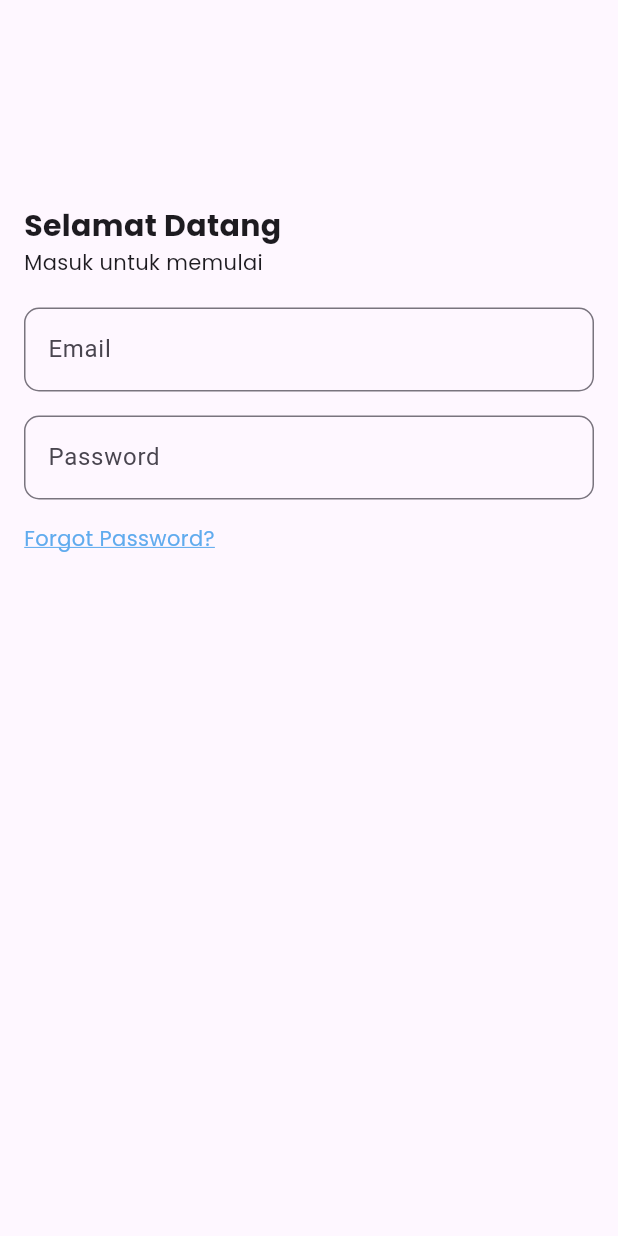
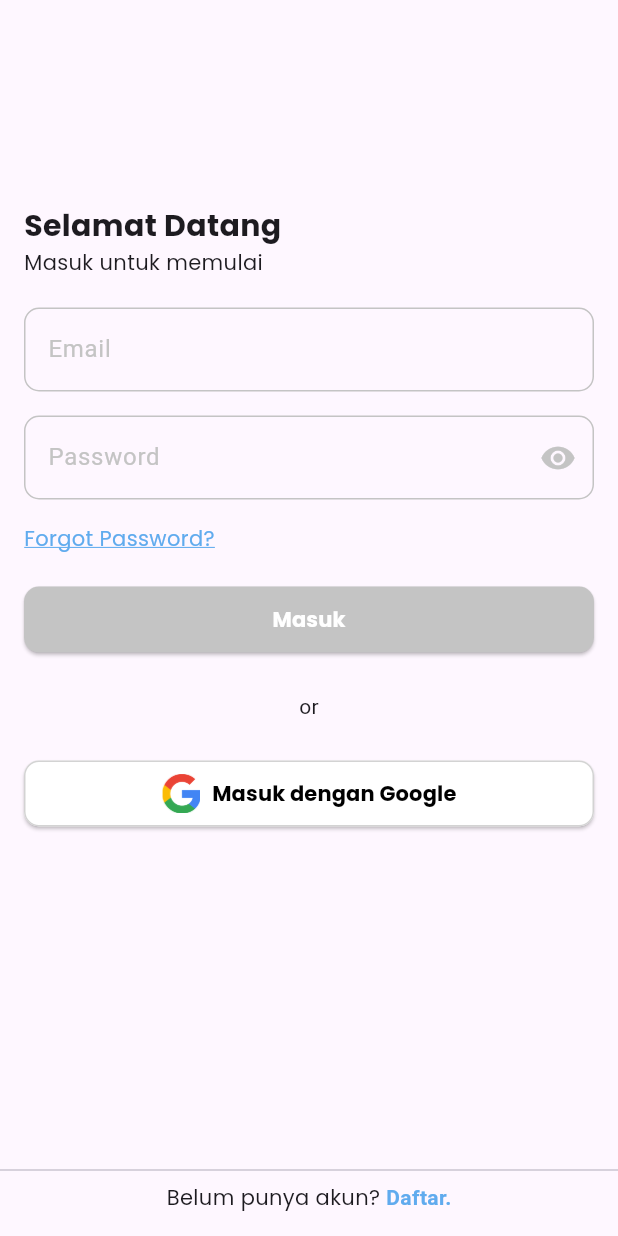
Before and after one commit to alfathoshi/team13_motionhack, a Flutter app: the screen it shows after launch, on a phone screen of 412 x 824 dp. Run offline on Flutter 3.47's test engine with Material 3 defaults, Android fonts, the phone set to English and light mode, and no system bars; our stand-ins replace firebase_core, get, google_fonts; accounts and stored records are empty.

Commit message:
sign-in page (slicing done)

```diff
--- a/lib/app/modules/sign_in/views/sign_in_view.dart
+++ b/lib/app/modules/sign_in/views/sign_in_view.dart
@@ -1,4 +1,5 @@
 import 'package:flutter/material.dart';
+import 'package:flutter/widgets.dart';
 
 import 'package:get/get.dart';
 import 'package:google_fonts/google_fonts.dart';
@@ -9,7 +10,11 @@ class SignInView extends GetView<SignInController> {
   @override
   Widget build(BuildContext context) {
     return Scaffold(
-      body: Padding(
+      resizeToAvoidBottomInset: false,
+      body: Column(
+        children: [
+          Expanded(
+            child: Padding(
               padding: const EdgeInsets.all(16.0),
               child: Column(
                 crossAxisAlignment: CrossAxisAlignment.start,
@@ -37,6 +42,10 @@ class SignInView extends GetView<SignInController> {
                     controller: TextEditingController(),
                     decoration: InputDecoration(
                       hintText: 'Email',
+                      hintStyle: const TextStyle(color: Color(0xFFc4c4c4)),
+                      enabledBorder: OutlineInputBorder(
+                          borderRadius: BorderRadius.circular(10),
+                          borderSide: const BorderSide(color: Color(0xFFc4c4c4))),
                       border: OutlineInputBorder(
                         borderRadius: BorderRadius.circular(10),
                       ),
@@ -49,6 +58,12 @@ class SignInView extends GetView<SignInController> {
                     controller: TextEditingController(),
                     decoration: InputDecoration(
                       hintText: 'Password',
+                      hintStyle: const TextStyle(color: Color(0xFFc4c4c4)),
+                      suffixIcon: const Icon(Icons.remove_red_eye),
+                      suffixIconColor: const Color(0xFFc4c4c4),
+                      enabledBorder: OutlineInputBorder(
+                          borderRadius: BorderRadius.circular(10),
+                          borderSide: const BorderSide(color: Color(0xFFc4c4c4))),
                       border: OutlineInputBorder(
                         borderRadius: BorderRadius.circular(10),
                       ),
@@ -67,12 +82,91 @@ class SignInView extends GetView<SignInController> {
                       ),
                     ),
                   ),
-            SizedBox(
+                  const SizedBox(
                     height: 20,
+                  ),
+                  ElevatedButton(
+                    onPressed: () {},
+                    style: ElevatedButton.styleFrom(
+                        backgroundColor: const Color(0xFFc4c4c4),
+                        foregroundColor: Colors.white,
+                        minimumSize: const Size(
+                          double.infinity,
+                          44,
+                        ),
+                        shape: RoundedRectangleBorder(
+                            borderRadius: BorderRadius.circular(10))),
+                    child: Text(
+                      'Masuk',
+                      style: GoogleFonts.poppins(fontWeight: FontWeight.bold),
+                    ),
+                  ),
+                  const SizedBox(
+                    height: 24,
+                  ),
+                  const Center(child: Text('or')),
+                  const SizedBox(
+                    height: 24,
+                  ),
+                  ElevatedButton(
+                    onPressed: () {},
+                    style: ElevatedButton.styleFrom(
+                      backgroundColor: Colors.white,
+                      foregroundColor: Colors.black,
+                      minimumSize: const Size(
+                        double.infinity,
+                        44,
+                      ),
+                      shape: RoundedRectangleBorder(
+                          borderRadius: BorderRadius.circular(10),
+                          side: const BorderSide(color: Color(0xFFd3d3d3))),
+                    ),
+                    child: Row(
+                      mainAxisAlignment: MainAxisAlignment.center,
+                      children: [
+                        Image.asset(
+                          'assets/icons/google.png',
+                          scale: 3,
+                        ),
+                        const SizedBox(
+                          width: 8,
+                        ),
+                        Text(
+                          'Masuk dengan Google',
+                          style:
+                              GoogleFonts.poppins(fontWeight: FontWeight.bold),
                         ),
                       ],
                     ),
                   ),
+                ],
+              ),
+            ),
+          ),
+          Padding(
+            padding: const EdgeInsets.symmetric(vertical: 16),
+            child: Column(
+              children: [
+                const Divider(),
+                Text.rich(
+                  TextSpan(
+                    text: "Belum punya akun? ",
+                    style: GoogleFonts.poppins(),
+                    children: const [
+                      TextSpan(
+                        text: "Daftar.",
+                        style: TextStyle(
+                            color: Color(0xff60ABEE),
+                            fontWeight: FontWeight.bold),
+                      ),
+                    ],
+                  ),
+                ),
+              ],
+            ),
+          )
+        ],
+      ),
     );
   }
 }
--- a/pubspec.yaml
+++ b/pubspec.yaml
@@ -20,3 +20,6 @@ dev_dependencies:
 
 flutter:
   uses-material-design: true
+  assets:
+    - 'assets/images/'
+    - 'assets/icons/'
```
Also changed, not shown: assets/icons/google.png (added). Lines whose indentation alone changed are shown as unchanged.
